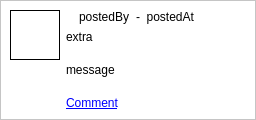
Before: the Qt Designer form ui/PostItem.ui in dmzdev/stance, drawn with Qt 5.
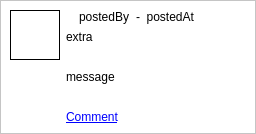
After: the same form once the commit is applied.

The edit to the form file:
```diff
--- a/ui/PostItem.ui
+++ b/ui/PostItem.ui
@@ -7,7 +7,7 @@
     <x>0</x>
     <y>0</y>
     <width>256</width>
-    <height>120</height>
+    <height>134</height>
    </rect>
   </property>
   <property name="sizePolicy">
@@ -102,7 +102,7 @@
       <enum>QFrame::Raised</enum>
      </property>
      <layout class="QGridLayout" name="gridLayout">
-      <item row="0" column="0" rowspan="4">
+      <item row="1" column="0" rowspan="4">
        <layout class="QVBoxLayout" name="verticalLayout">
         <item>
          <widget class="QLabel" name="avatarLabel">
@@ -150,7 +150,7 @@
         </item>
        </layout>
       </item>
-      <item row="0" column="1">
+      <item row="1" column="1">
        <layout class="QHBoxLayout" name="horizontalLayout">
         <item>
          <widget class="QLabel" name="unreadLabel">
@@ -184,7 +184,7 @@
         </item>
        </layout>
       </item>
-      <item row="3" column="1">
+      <item row="4" column="1">
        <widget class="QLabel" name="commentAddLabel">
         <property name="text">
          <string>&lt;a href=&quot;javascript://&quot;&gt;Comment&lt;/a&gt;</string>
@@ -197,7 +197,7 @@
         </property>
        </widget>
       </item>
-      <item row="2" column="1">
+      <item row="3" column="1">
        <widget class="QLabel" name="messageLabel">
         <property name="sizePolicy">
          <sizepolicy hsizetype="Expanding" vsizetype="MinimumExpanding">
@@ -219,7 +219,7 @@
         </property>
        </widget>
       </item>
-      <item row="1" column="1">
+      <item row="2" column="1">
        <widget class="QLabel" name="extraInfoLabel">
         <property name="sizePolicy">
          <sizepolicy hsizetype="Expanding" vsizetype="MinimumExpanding">
@@ -241,6 +241,9 @@
         </property>
        </widget>
       </item>
+      <item row="5" column="1">
+       <layout class="QHBoxLayout" name="buttonLayout"/>
+      </item>
      </layout>
     </widget>
    </item>
```
